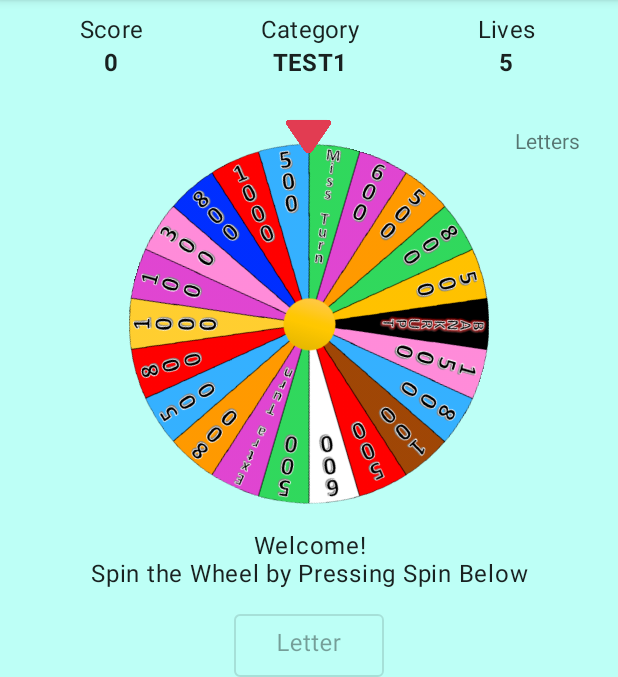
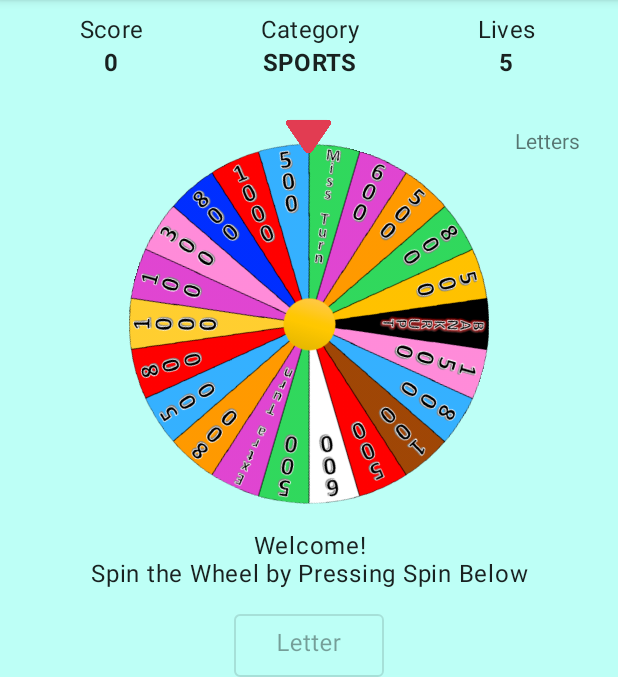
Before and after one commit to gabr0236/Wheel-of-Fortune, an Android app: the screen it shows after launch (MainActivity), on a phone screen of 412 x 824 dp, the part 84-761 px from its top. Run offline under Robolectric (Android 15) with nearby library versions, the phone set to English and light mode, and no system bars; our stand-ins replace ButterKnife, FlexboxLayout, data binding; 6 statements that could not run were skipped.

Commit message:
Refacturing before handin

```diff
--- a/app/src/main/java/com/s205350lykkehjulet/models/LuckyWheel.kt
+++ b/app/src/main/java/com/s205350lykkehjulet/fragments/LuckyWheel.kt
@@ -1,10 +1,9 @@
-package com.s205350lykkehjulet.models
+package com.s205350lykkehjulet.fragments
 
 import android.view.animation.Animation
 import android.view.animation.DecelerateInterpolator
 import android.view.animation.RotateAnimation
 import android.widget.ImageView
-import com.s205350lykkehjulet.fragments.GameFragment
 import kotlin.random.Random
 
 /**
--- a/app/src/main/java/com/s205350lykkehjulet/models/LetterCard.kt
+++ b/app/src/main/java/com/s205350lykkehjulet/models/LetterCard.kt
@@ -2,9 +2,8 @@ package com.s205350lykkehjulet.models
 
 /**
  * Class for storing the letter and visibility of a LetterCard
- * TODO data class
  */
-class LetterCard(
+data class LetterCard(
     val letter: Char
 ) {
     var isHidden = true
--- a/app/src/main/java/com/s205350lykkehjulet/models/GameStage.kt
+++ b/app/src/main/java/com/s205350lykkehjulet/viewmodel/GameStage.kt
@@ -1,4 +1,4 @@
-package com.s205350lykkehjulet.models
+package com.s205350lykkehjulet.viewmodel
 
 /**
  * Enum for controlling the game flow
--- a/app/src/main/java/com/s205350lykkehjulet/viewmodel/GameViewModel.kt
+++ b/app/src/main/java/com/s205350lykkehjulet/viewmodel/GameViewModel.kt
@@ -1,11 +1,8 @@
 package com.s205350lykkehjulet.viewmodel
 
-import android.util.Log
-import androidx.core.text.isDigitsOnly
 import androidx.lifecycle.LiveData
 import androidx.lifecycle.MutableLiveData
 import androidx.lifecycle.ViewModel
-import com.s205350lykkehjulet.models.GameStage
 import com.s205350lykkehjulet.models.LetterCard
 
 const val BANKRUPT = "Bankrupt"
--- a/app/src/main/res/layout/fragment_game.xml
+++ b/app/src/main/res/layout/fragment_game.xml
@@ -12,7 +12,7 @@
         <variable
             name="gameFragment"
             type="com.s205350lykkehjulet.fragments.GameFragment" />
-        <import type="com.s205350lykkehjulet.models.GameStage" />
+        <import type="com.s205350lykkehjulet.viewmodel.GameStage" />
     </data>
 
     <ScrollView
--- a/app/src/main/res/values/strings.xml
+++ b/app/src/main/res/values/strings.xml
@@ -35,15 +35,11 @@
 
     <!-- Categories and words -->
     <string-array name="category_and_words">
-        <item>Test1,AGWRGRewfGRE GREGA</item>
-
-        <!--<item>Animals,Mountain Lion</item>
+        <item>Animals,Mountain Lion</item>
         <item>Animals,Blobfish</item>
         <item>Animals,Chicken Turtle</item>
-        <item>Animals,Leafy Seadragon</item>
         <item>Animals,Hellbender</item>
         <item>Animals,Goblin Shark</item>
-        <item>Movies,The Dark Knight</item>
         <item>Movies,Inception</item>
         <item>Movies,Gladiator</item>
         <item>Movies,The Green Mile</item>
@@ -54,6 +50,6 @@
         <item>Sports,Tennis</item>
         <item>Sports,Badminton</item>
         <item>Sports,Soccer</item>
-        <item>Sports,Ice Hockey</item>-->
+        <item>Sports,Ice Hockey</item>
     </string-array>
 </resources>
```
Also changed, not shown: app/src/main/java/com/s205350lykkehjulet/fragments/GameFragment.kt (+1 -14 lines), 2 other files.
